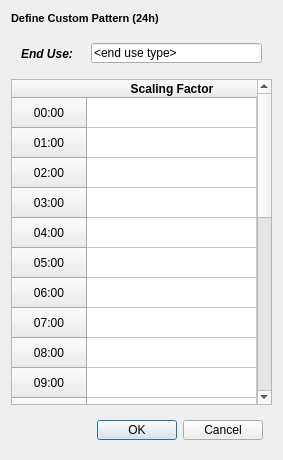
Before: the Qt Designer form md_perf_custompattern.ui in petermbach/urbanbeats-legacy, drawn with Qt 5.
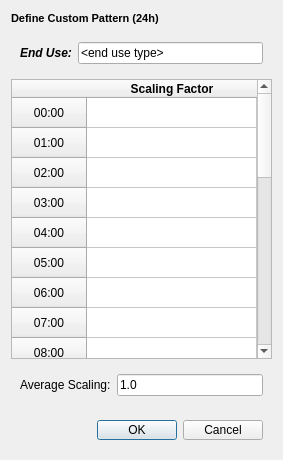
After: the same form once the commit is applied.

Commit message: Included a feature in the custom pattern GUI that calculates the average scalar to provide the user some guidance on downscaling the demand.

```diff
--- a/md_perf_custompattern.ui
+++ b/md_perf_custompattern.ui
@@ -48,38 +48,28 @@
        <height>40</height>
       </size>
      </property>
-     <widget class="QLineEdit" name="endusetype">
-      <property name="geometry">
-       <rect>
-        <x>80</x>
-        <y>10</y>
-        <width>171</width>
-        <height>20</height>
-       </rect>
-      </property>
-      <property name="acceptDrops">
-       <bool>false</bool>
-      </property>
-      <property name="text">
-       <string>&lt;end use type&gt;</string>
-      </property>
-      <property name="readOnly">
-       <bool>true</bool>
-      </property>
-     </widget>
-     <widget class="QLabel" name="enduselbl">
-      <property name="geometry">
-       <rect>
-        <x>10</x>
-        <y>13</y>
-        <width>71</width>
-        <height>16</height>
-       </rect>
-      </property>
-      <property name="text">
-       <string>&lt;html&gt;&lt;head/&gt;&lt;body&gt;&lt;p&gt;&lt;span style=&quot; font-weight:600; font-style:italic;&quot;&gt;End Use:&lt;/span&gt;&lt;/p&gt;&lt;/body&gt;&lt;/html&gt;</string>
-      </property>
-     </widget>
+     <layout class="QHBoxLayout" name="horizontalLayout_2">
+      <item>
+       <widget class="QLabel" name="enduselbl">
+        <property name="text">
+         <string>&lt;html&gt;&lt;head/&gt;&lt;body&gt;&lt;p&gt;&lt;span style=&quot; font-weight:600; font-style:italic;&quot;&gt;End Use:&lt;/span&gt;&lt;/p&gt;&lt;/body&gt;&lt;/html&gt;</string>
+        </property>
+       </widget>
+      </item>
+      <item>
+       <widget class="QLineEdit" name="endusetype">
+        <property name="acceptDrops">
+         <bool>false</bool>
+        </property>
+        <property name="text">
+         <string>&lt;end use type&gt;</string>
+        </property>
+        <property name="readOnly">
+         <bool>true</bool>
+        </property>
+       </widget>
+      </item>
+     </layout>
      <zorder>endusetype</zorder>
      <zorder>enduselbl</zorder>
      <zorder>demand_down_title</zorder>
@@ -355,6 +345,38 @@
      </item>
     </widget>
    </item>
+   <item>
+    <widget class="QWidget" name="widget_2" native="true">
+     <property name="minimumSize">
+      <size>
+       <width>0</width>
+       <height>40</height>
+      </size>
+     </property>
+     <layout class="QHBoxLayout" name="horizontalLayout">
+      <item>
+       <widget class="QLabel" name="avg_lbl">
+        <property name="text">
+         <string>&lt;html&gt;&lt;head/&gt;&lt;body&gt;&lt;p&gt;Average Scaling:&lt;/p&gt;&lt;/body&gt;&lt;/html&gt;</string>
+        </property>
+       </widget>
+      </item>
+      <item>
+       <widget class="QLineEdit" name="avg_box">
+        <property name="acceptDrops">
+         <bool>false</bool>
+        </property>
+        <property name="text">
+         <string>1.0</string>
+        </property>
+        <property name="readOnly">
+         <bool>true</bool>
+        </property>
+       </widget>
+      </item>
+     </layout>
+    </widget>
+   </item>
    <item>
     <widget class="QWidget" name="footer_widget" native="true">
      <property name="minimumSize">
```
The commit also changes 2 other files.
